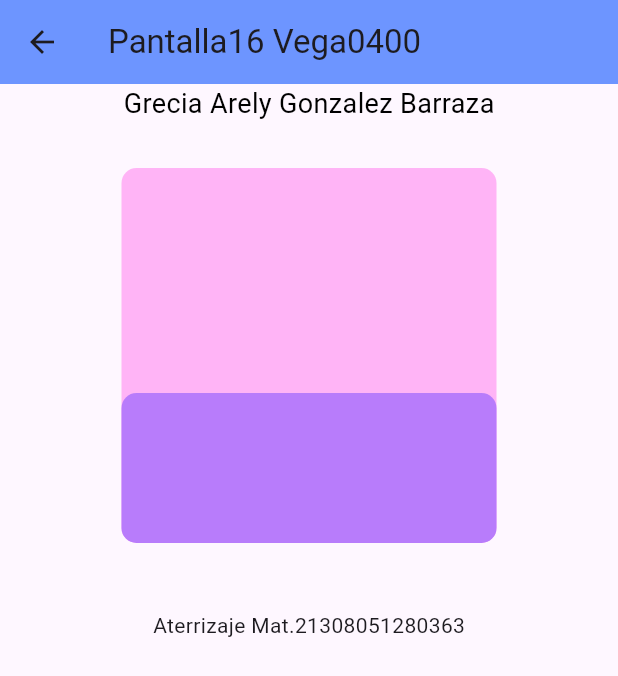
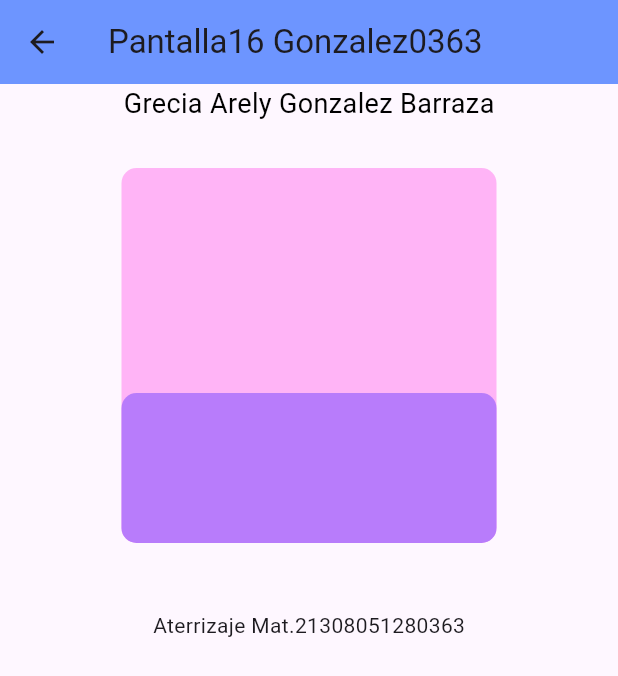
Before and after one commit to GonzalezBGA128/UII-Act2-Containers, a Flutter app: the Pantalla16_0363 screen opened by its route, on a phone screen of 412 x 824 dp. Shown: the top 676 px of the screen. Run offline on Flutter 3.47's test engine with Material 3 defaults, Android fonts, the phone set to English and light mode, and no system bars.

Commit message:
Update pantalla16_0363.dart

```diff
--- a/lib/pantalla16_0363.dart
+++ b/lib/pantalla16_0363.dart
@@ -8,7 +8,7 @@ class Pantalla16_0363 extends StatelessWidget {
   Widget build(BuildContext context) {
     return Scaffold(
       appBar: AppBar(
-        title: const Text("Pantalla16 Vega0400"),
+        title: const Text("Pantalla16 Gonzalez0363"),
         backgroundColor: const Color(0xff6d95ff),
       ),
       body: Center(
```
